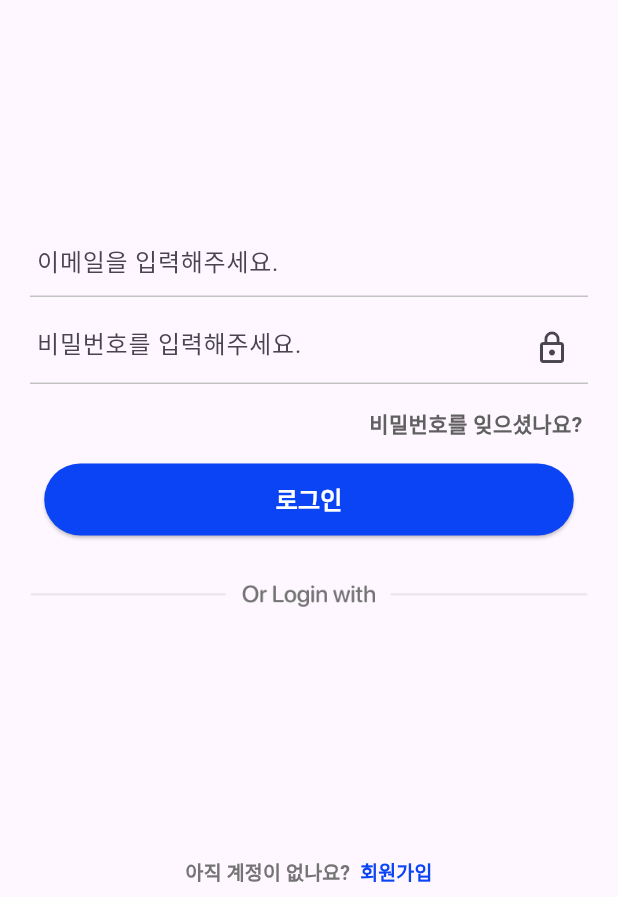
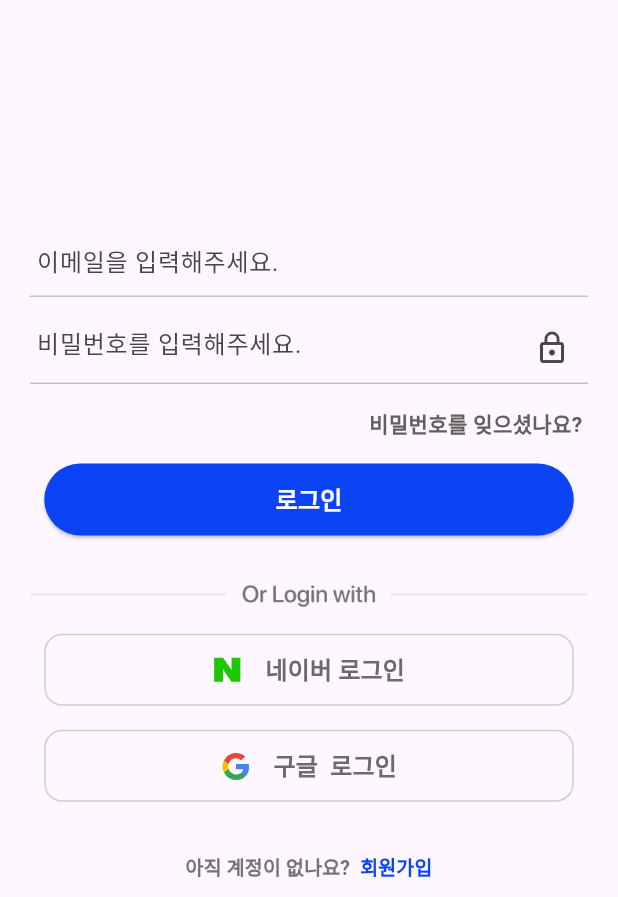
Before and after one commit to 122a/FILL-UP, a Flutter app: the screen it shows after launch, on a phone screen of 412 x 824 dp, the part 339-1236 px from its top. Run offline on Flutter 3.47's test engine with Material 3 defaults, Android fonts, the light colour scheme and no system bars; our stand-ins replace firebase_core, flutter_svg, go_router; accounts and stored records are empty; Roboto replaces fonts that are missing (SF-PRO-Rounded, SF-Pro-Display, SF-Pro-Rounded).

Commit message:
commit 7
내용:
 •SRC > front > pubspec.yaml
  - flutter_svg 추가

 • SRC > front > assets > icons(추가)
  - 필요한 아이콘들을 저장하는 폴더 추가

 • SRC > front > lib > login.dart(수정)
  - 네이버 로그인, 구글 로그인 버튼 추가

다음에 할 것:
 - 회원가입 기능

```diff
--- a/소스코드(SRC)/front/lib/login.dart
+++ b/소스코드(SRC)/front/lib/login.dart
@@ -1,4 +1,9 @@
+import 'dart:ui';
+
 import 'package:flutter/material.dart';
+import 'package:flutter/widgets.dart';
+import 'package:flutter_svg/svg.dart';
+import 'package:front/main.dart';
 import 'package:go_router/go_router.dart';
 
 class Login extends StatefulWidget {
@@ -170,12 +175,77 @@ class _LoginState extends State<Login> {
                 // 간편로그인 안내 information
                 child: Image.asset('assets/simple_login_info.png'),
               ),
+              SizedBox(
+                //네이버 로그인 버튼
+                width: 353,
+                height: 48,
+                child: OutlinedButton.icon(
+                  onPressed: () {},
+                  style: OutlinedButton.styleFrom(
+                    side: const BorderSide(
+                      color: Color.fromRGBO(107, 107, 109, 0.3),
+                      width: 1,
+                    ),
+                    shape: RoundedRectangleBorder(
+                      borderRadius: BorderRadius.circular(12),
+                    ),
+                  ),
+                  icon: SvgPicture.asset(
+                    'assets/icons/naver_icon.svg',
+                    width: 35,
+                    height: 35,
+                  ),
+                  label: const Text(
+                    "네이버 로그인",
+                    style: TextStyle(
+                      color: Color(0xff6b6b6d),
+                      fontFamily: "SF-Pro-Display",
+                      fontSize: 16,
+                      fontWeight: FontWeight.w600,
+                    ),
+                  ),
+                ),
+              ),
               const SizedBox(
-                //로그인 info와 회원가입 버튼 사이의 간격 (이 건 추 후 수정 될 가능성 큼)
-                height: 135,
+                // 네이버 로그인 버튼과 구글 로그인 버튼 사이 여백
+                height: 16,
+              ),
+              SizedBox(
+                //구글 로그인 버튼
+                width: 353,
+                height: 48,
+                child: OutlinedButton.icon(
+                  onPressed: () {},
+                  style: OutlinedButton.styleFrom(
+                    side: const BorderSide(
+                      color: Color.fromRGBO(107, 107, 109, 0.3),
+                      width: 1,
+                    ),
+                    shape: RoundedRectangleBorder(
+                      borderRadius: BorderRadius.circular(12),
+                    ),
+                  ),
+                  icon: SvgPicture.asset(
+                    'assets/icons/google_icon.svg',
+                    width: 35,
+                    height: 35,
+                  ),
+                  label: const Text(
+                    "구글  로그인",
+                    style: TextStyle(
+                      color: Color(0xff6b6b6d),
+                      fontFamily: "SF-Pro-Display",
+                      fontSize: 16,
+                      fontWeight: FontWeight.w600,
+                    ),
+                  ),
+                ),
+              ),
+              const SizedBox(
+                height: 20,
               ),
               TextButton(
-                // 회원가입 페이지로 향하는 텍스트버ㅌ
+                // 회원가입 페이지로 향하는 텍스트버튼
                 onPressed: () => context.go('/details'),
                 child: const Row(
                   // 회원가입 안내와 버튼
--- a/소스코드(SRC)/front/pubspec.yaml
+++ b/소스코드(SRC)/front/pubspec.yaml
@@ -36,6 +36,7 @@ dependencies:
   cupertino_icons: ^1.0.6
   firebase_core: ^2.30.0
   go_router: ^13.2.4
+  flutter_svg: ^2.0.10+1
 
 dev_dependencies:
   flutter_test:
@@ -57,6 +58,7 @@ flutter:
     - assets/password_icon.png
     - assets/fill_up_logo.png
     - assets/simple_login_info.png
+    - assets/icons/
   # The following line ensures that the Material Icons font is
   # included with your application, so that you can use the icons in
   # the material Icons class.
```
Also changed, not shown: 소스코드(SRC)/front/assets/apple_simple.svg (added), 소스코드(SRC)/front/assets/facebook_simple.svg (added), 소스코드(SRC)/front/assets/google_simple.svg (added), 소스코드(SRC)/front/assets/icons/google_icon.svg (added), 소스코드(SRC)/front/assets/icons/naver_icon.svg (added), 소스코드(SRC)/front/pubspec.lock, 1 other file.
